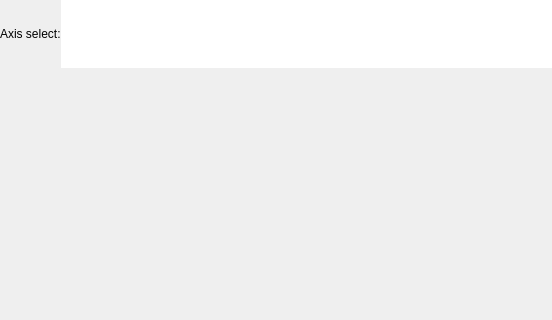
Above: Libs/PlotUnit/PlotUnitGraph/DialogPickCurve/dialogpickcurve.ui from Scorpion1911/ServoDriveTech before the change; both pictures show x 0 to 552 and y 0 to 320 of the 552 by 532 pixel window. Below: the same form after it.
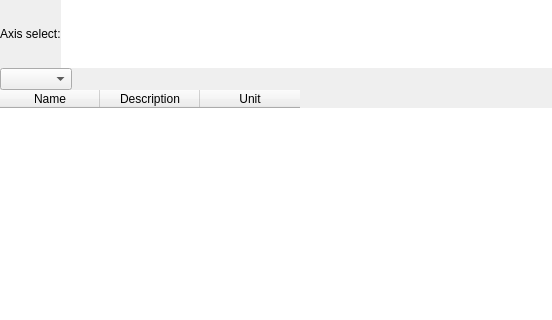
That is the form after the change. The open tabs and pages were chosen to show the change.

```diff
--- a/Libs/PlotUnit/PlotUnitGraph/DialogPickCurve/dialogpickcurve.ui
+++ b/Libs/PlotUnit/PlotUnitGraph/DialogPickCurve/dialogpickcurve.ui
@@ -242,6 +242,45 @@
        <property name="bottomMargin">
         <number>0</number>
        </property>
+       <item>
+        <layout class="QHBoxLayout" name="horizontalLayout_3">
+         <item>
+          <widget class="QComboBox" name="comboBoxCustom"/>
+         </item>
+         <item>
+          <spacer name="horizontalSpacer">
+           <property name="orientation">
+            <enum>Qt::Horizontal</enum>
+           </property>
+           <property name="sizeHint" stdset="0">
+            <size>
+             <width>40</width>
+             <height>20</height>
+            </size>
+           </property>
+          </spacer>
+         </item>
+        </layout>
+       </item>
+       <item>
+        <widget class="QTableWidget" name="tableWidgetCustom">
+         <column>
+          <property name="text">
+           <string>Name</string>
+          </property>
+         </column>
+         <column>
+          <property name="text">
+           <string>Description</string>
+          </property>
+         </column>
+         <column>
+          <property name="text">
+           <string>Unit</string>
+          </property>
+         </column>
+        </widget>
+       </item>
       </layout>
      </widget>
     </widget>
```
Left out of the diff: 4 changed lines with no effect on the pictures.
